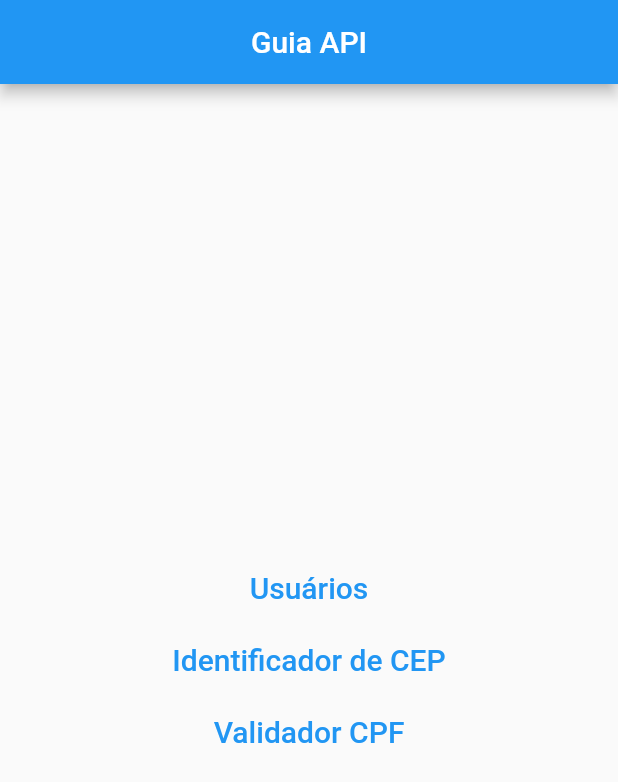
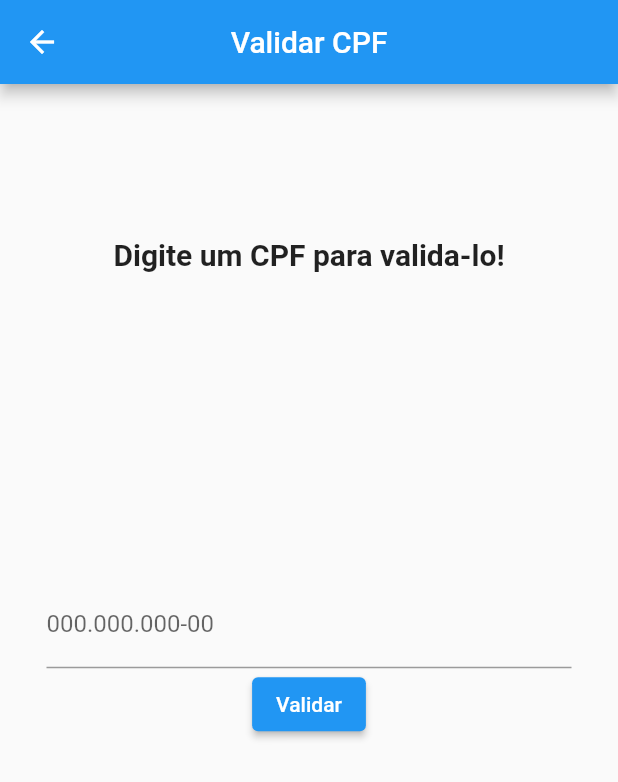
Before and after one commit to Luis-Honorato/consumo_api, a Flutter app: the screen it shows after launch, after a tap on "Validador CPF", on a phone screen of 412 x 824 dp. Shown: the top 782 px of the screen. Run offline on Flutter 3.47's test engine with Material 2 defaults, Android fonts, the phone set to English and light mode, and no system bars; our stand-ins replace mask_text_input_formatter; missing offline and left inert: cpf_cnpj_validator.

Commit message:
criei a aba de validar cpf

```diff
--- a/lib/home_page.dart
+++ b/lib/home_page.dart
@@ -1,5 +1,6 @@
 import 'package:consumo_api/busca_cep_page.dart';
 import 'package:consumo_api/usuarios_page.dart';
+import 'package:consumo_api/validar_cpf.dart';
 import 'package:flutter/material.dart';
 
 class HomePage extends StatefulWidget {
@@ -35,7 +36,9 @@ class _HomePageState extends State<HomePage> {
               child: Text('Identificador de CEP', style: TextStyle(fontSize: 20),)
               ),
               TextButton(
-              onPressed: () {},
+              onPressed: () {
+                Navigator.push(context, MaterialPageRoute(builder: ((context) => ValidarCPF())));
+              },
               child: Text('Validador CPF', style: TextStyle(fontSize: 20),)
               ),
         ]
--- /dev/null
+++ b/lib/validar_cpf.dart
@@ -0,0 +1,67 @@
+import 'package:flutter/material.dart';
+import 'package:cpf_cnpj_validator/cpf_validator.dart';
+import 'package:mask_text_input_formatter/mask_text_input_formatter.dart';
+
+class ValidarCPF extends StatefulWidget {
+  const ValidarCPF({ Key? key }) : super(key: key);
+
+  @override
+  State<ValidarCPF> createState() => _ValidarCPFState();
+}
+
+class _ValidarCPFState extends State<ValidarCPF> {
+
+  var cpfFormater = new MaskTextInputFormatter(
+    mask: '###.###.###-##',
+    filter: { "#": RegExp(r'[0-9]') },
+    type: MaskAutoCompletionType.lazy
+  );
+
+  var _cpfController = TextEditingController();
+
+  var texto = '';
+
+  @override
+  Widget build(BuildContext context) {
+    return Scaffold(
+      appBar: AppBar(title: Text('Validar CPF'), centerTitle: true,),
+
+      body: Center(child: Column(
+        mainAxisAlignment: MainAxisAlignment.spaceAround,
+        children: [
+          Text('Digite um CPF para valida-lo!', style: TextStyle(fontSize: 20, fontWeight: FontWeight.bold),),
+          SizedBox(
+            width: 350,
+            child: Column(
+              children: [
+                TextField(
+                  inputFormatters: [cpfFormater],
+                  keyboardType: TextInputType.number,
+                  decoration: InputDecoration(
+                    label: Text('000.000.000-00')
+                  ),
+                  controller: _cpfController,
+                ),
+                ElevatedButton(
+                  onPressed: () {
+                    String cpf = _cpfController.text;
+                    setState(() {
+                      if(CPFValidator.isValid(cpf)){
+                        texto = 'CPF Válido!';
+                      } else{
+                        texto = 'CPF Inválido!';
+                      }
+                      print(cpf);
+                    });
+                  },
+                  child: Text('Validar')
+                )
+              ],
+            ),
+          ),
+          Text(texto, style: TextStyle(fontSize: 20, fontWeight: FontWeight.bold),)
+        ]
+      )),
+    );
+  }
+}
--- a/pubspec.yaml
+++ b/pubspec.yaml
@@ -35,8 +35,8 @@ dependencies:
   # Use with the CupertinoIcons class for iOS style icons.
   cupertino_icons: ^1.0.2
   http: ^0.13.3
-  brasil_fields: 1.4.5
   mask_text_input_formatter: ^2.4.0
+  cpf_cnpj_validator: ^2.0.0
 
 dev_dependencies:
   flutter_test:
```
Also changed, not shown: pubspec.lock.
